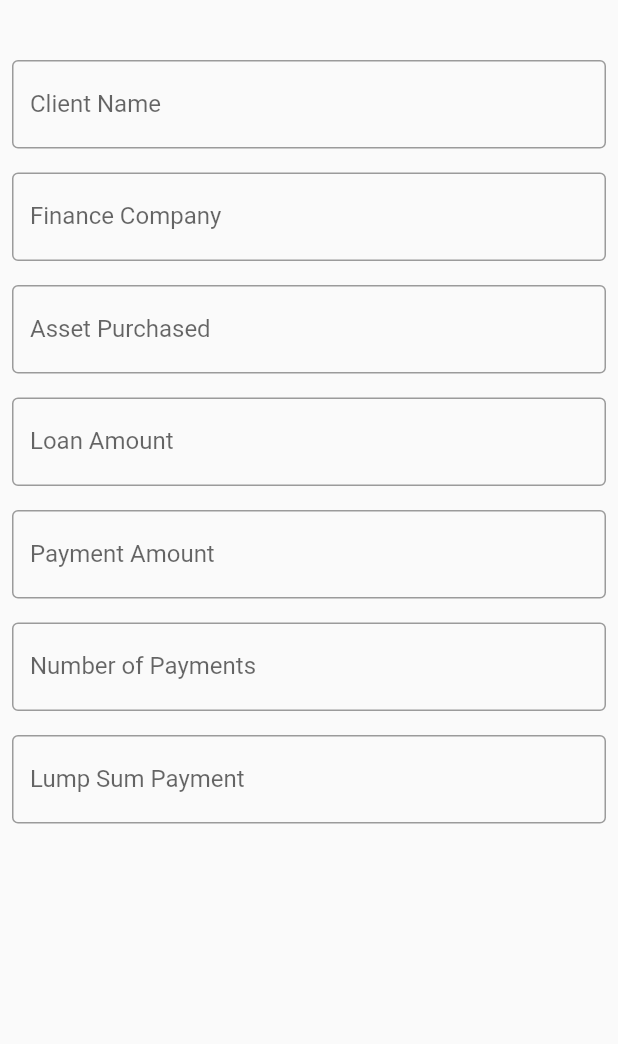
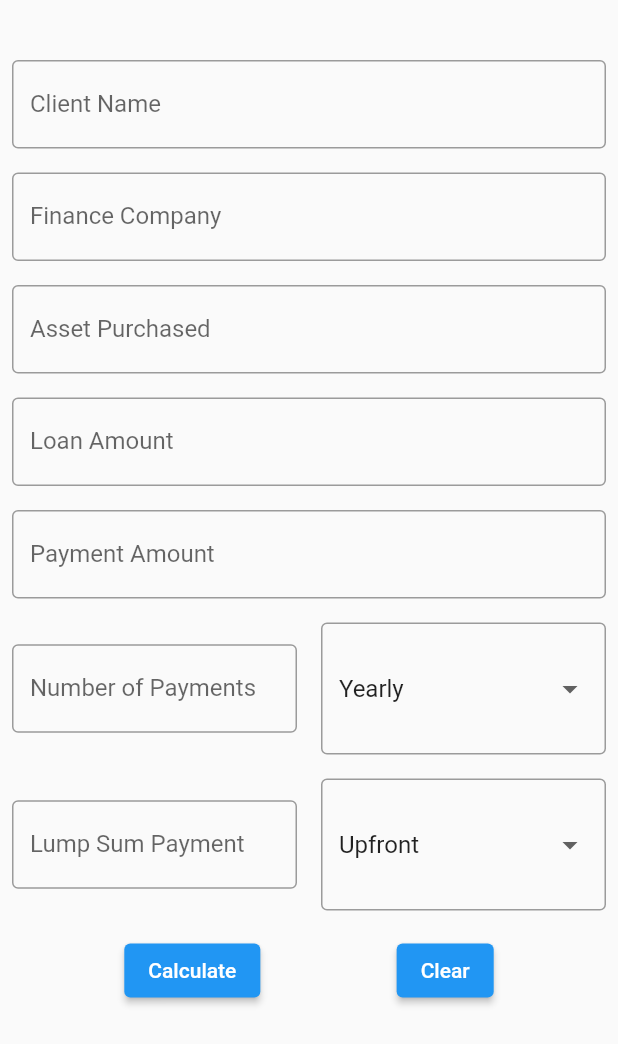
Before and after one commit to TikkaToRide/amortisation-calculator, a Flutter app: the screen it shows after launch, on a phone screen of 412 x 824 dp. Shown: the top 1044 px of the screen. Run offline on Flutter 3.47's test engine with Material 2 defaults, Android fonts, the phone set to English and light mode, and no system bars.

Commit message:
Updated UI

```diff
--- a/lib/amortisation_form.dart
+++ b/lib/amortisation_form.dart
@@ -1,4 +1,5 @@
 import 'package:flutter/material.dart';
+import 'amortisation_schedule.dart';
 
 class MainForm extends StatefulWidget {
   const MainForm({super.key});
@@ -6,6 +7,9 @@ class MainForm extends StatefulWidget {
   @override
   State<MainForm> createState() => _AmortisationForm();
 }
+
+var paymentsPerYear = 1; //will fix later
+var lumpSumType = 101; //will fix later
 
 class _AmortisationForm extends State<MainForm> {
   @override
@@ -17,8 +21,8 @@ class _AmortisationForm extends State<MainForm> {
           padding: const EdgeInsets.symmetric(vertical: 32),
           child: Column(
             crossAxisAlignment: CrossAxisAlignment.start,
-            children: const <Widget>[
-              Padding(
+            children: <Widget>[
+              const Padding(
                 padding: EdgeInsets.symmetric(horizontal: 8, vertical: 8),
                 child: TextField(
                   decoration: InputDecoration(
@@ -27,7 +31,7 @@ class _AmortisationForm extends State<MainForm> {
                   ),
                 ),
               ),
-              Padding(
+              const Padding(
                 padding: EdgeInsets.symmetric(horizontal: 8, vertical: 8),
                 child: TextField(
                   decoration: InputDecoration(
@@ -37,7 +41,7 @@ class _AmortisationForm extends State<MainForm> {
                   ),
                 ),
               ),
-              Padding(
+              const Padding(
                 padding: EdgeInsets.symmetric(horizontal: 8, vertical: 8),
                 child: TextField(
                   decoration: InputDecoration(
@@ -48,7 +52,7 @@ class _AmortisationForm extends State<MainForm> {
                 ),
               ),
               //Need to insert date picker
-              Padding(
+              const Padding(
                 padding: EdgeInsets.symmetric(horizontal: 8, vertical: 8),
                 child: TextField(
                   decoration: InputDecoration(
@@ -57,7 +61,7 @@ class _AmortisationForm extends State<MainForm> {
                   ),
                 ),
               ),
-              Padding(
+              const Padding(
                 padding: EdgeInsets.symmetric(horizontal: 8, vertical: 8),
                 child: TextField(
                   decoration: InputDecoration(
@@ -66,8 +70,11 @@ class _AmortisationForm extends State<MainForm> {
                   ),
                 ),
               ),
-              //Add to row with below
-              Padding(
+              Row(
+                mainAxisAlignment: MainAxisAlignment.spaceEvenly,
+                children: [
+                  const Flexible(
+                    child: Padding(
                       padding: EdgeInsets.symmetric(horizontal: 8, vertical: 8),
                       child: TextField(
                         decoration: InputDecoration(
@@ -76,10 +83,57 @@ class _AmortisationForm extends State<MainForm> {
                         ),
                       ),
                     ),
-              //Need to Add DropDown Menu (Yearly, Quarterly, Monthly, Weekly)
-              //Add to row with above
-              //Add to row with below
-              Padding(
+                  ),
+                  Flexible(
+                    child: Padding(
+                      padding: const EdgeInsets.symmetric(
+                          horizontal: 8, vertical: 8),
+                      //This is to put border but to big
+                      child: InputDecorator(
+                        decoration: const InputDecoration(
+                          border: OutlineInputBorder(),
+                        ),
+                        child: DropdownButtonHideUnderline(
+                          child: DropdownButton<int>(
+                            items: const [
+                              DropdownMenuItem(
+                                value: 1,
+                                child: Text('Yearly'),
+                              ),
+                              DropdownMenuItem(
+                                value: 4,
+                                child: Text('Quarterly'),
+                              ),
+                              DropdownMenuItem(
+                                value: 12,
+                                child: Text('Monthly'),
+                              ),
+                              DropdownMenuItem(
+                                value: 52,
+                                child: Text('Weekly'),
+                              ),
+                            ],
+                            value: paymentsPerYear,
+                            hint: const Text('Payments Per Year'),
+                            onChanged: (value) {
+                              setState(
+                                () {
+                                  paymentsPerYear = 1;
+                                },
+                              );
+                            },
+                          ),
+                        ),
+                      ),
+                    ),
+                  ),
+                ],
+              ),
+              Row(
+                mainAxisAlignment: MainAxisAlignment.spaceEvenly,
+                children: [
+                  const Flexible(
+                    child: Padding(
                       padding: EdgeInsets.symmetric(horizontal: 8, vertical: 8),
                       child: TextField(
                         decoration: InputDecoration(
@@ -88,25 +142,72 @@ class _AmortisationForm extends State<MainForm> {
                         ),
                       ),
                     ),
-              //Need to Add DropDown Menu (None, Upfront, Balloon)
-              //Add to row with above
-
-              //Add to row with below
-              /*Padding(
-                padding: EdgeInsets.symmetric(horizontal: 8, vertical: 8),
-                child: TextButton(
-                  onPressed: () {},//Need to do something...
-                  child: Text ('Calculate'),
+                  ),
+                  Flexible(
+                    child: Padding(
+                      padding: const EdgeInsets.symmetric(
+                          horizontal: 8, vertical: 8),
+                      //This is to put border but to big
+                      child: InputDecorator(
+                        decoration: const InputDecoration(
+                          border: OutlineInputBorder(),
+                        ),
+                        child: DropdownButtonHideUnderline(
+                          child: DropdownButton<int>(
+                            items: const [
+                              DropdownMenuItem(
+                                value: 101,
+                                child: Text('Upfront'),
+                              ),
+                              DropdownMenuItem(
+                                value: 102,
+                                child: Text('Balloon'),
+                              ),
+                            ],
+                            value: lumpSumType,
+                            hint: const Text('None'),
+                            onChanged: (value) {
+                              setState(
+                                () {
+                                  lumpSumType = 101;
+                                },
+                              );
+                            },
+                          ),
+                        ),
+                      ),
+                    ),
+                  ),
+                ],
+              ),
+              Row(
+                mainAxisAlignment: MainAxisAlignment.spaceEvenly,
+                children: [
+                  Padding(
+                    padding:
+                        const EdgeInsets.symmetric(horizontal: 8, vertical: 8),
+                    child: ElevatedButton(
+                      onPressed: () {
+                        Navigator.push(
+                          context,
+                          MaterialPageRoute(
+                            builder: (context) => const AmortisationSchedule(),
+                          ),
+                        );
+                      },
+                      child: const Text('Calculate'),
                     ),
                   ),
                   Padding(
-                padding: EdgeInsets.symmetric(horizontal: 8, vertical: 8),
-                child: TextButton(
-                  onPressed: () {},//Need to do something
-                  child: Text ('Clear'),
+                    padding:
+                        const EdgeInsets.symmetric(horizontal: 8, vertical: 8),
+                    child: ElevatedButton(
+                      onPressed: () {},
+                      child: const Text('Clear'),
                     ),
-              ),*/
-              //Add to row with above
+                  ),
+                ],
+              ),
             ],
           ),
         ),
--- /dev/null
+++ b/lib/amortisation_schedule.dart
@@ -0,0 +1,17 @@
+import 'package:flutter/material.dart';
+
+class AmortisationSchedule extends StatelessWidget {
+  const AmortisationSchedule({super.key});
+
+  @override
+  Widget build(BuildContext context) {
+    return Center(
+      child: ElevatedButton(
+        onPressed: () {
+          Navigator.pop(context);
+        },
+        child: const Text('Back'),
+      ),
+    );
+  }
+}
```
Lines whose indentation alone changed are shown as unchanged.
